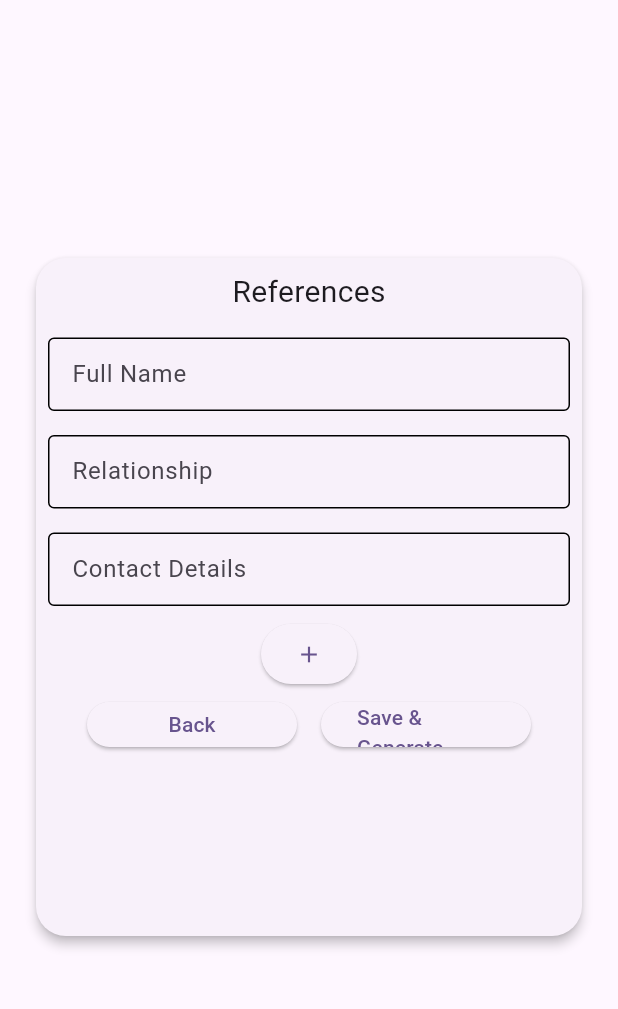
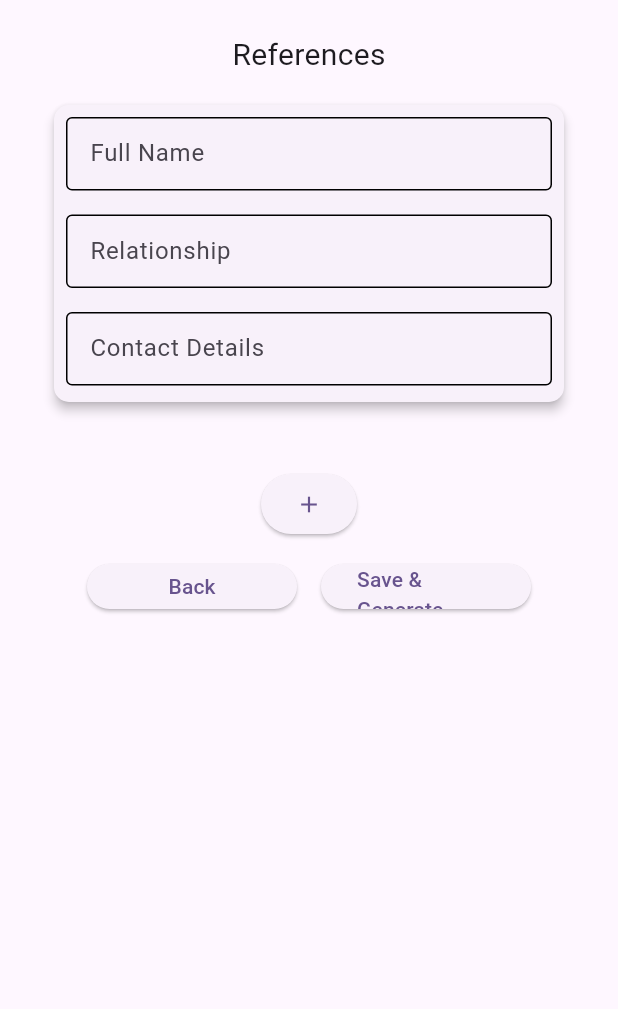
Before and after one commit to COS301-SE-2023/AI-CV-Generator, a Flutter app: the ReferencesForm screen opened directly, on a phone screen of 412 x 824 dp, the part 63-1072 px from its top. Run offline on Flutter 3.47's test engine with Material 2 defaults, Android fonts, the phone set to English and light mode, and no system bars.

Commit message:
Update references.dart

```diff
--- a/fe/lib/pages/references.dart
+++ b/fe/lib/pages/references.dart
@@ -41,22 +41,46 @@
       appBar: AppBar(
         title: const Text(StringsReferences.appBarTitle),
       ),
-      body: Center (
-        child: SizedBox(
+      body: ListView(
+        children: [
+          titleSection,
+          Center (
+          child: SizedBox(
             width: 650,
-            height: 500,
+            height: 245,
             child: Padding(
-              padding: const EdgeInsets.all(20.0),
+              padding: const EdgeInsets.fromLTRB(32, 7, 32, 32),
               child: Card(
-              shape: RoundedRectangleBorder(
-                borderRadius: BorderRadius.circular(20.0),
+                shape: RoundedRectangleBorder(
+                  borderRadius: BorderRadius.circular(10.0),
+                ),
+                elevation: 3,
+                child: _buildForm(),
               ),
-              elevation: 3,
-              child: _buildForm(),
             ),
           ),
         ),
-      ),
+        Center (
+          child: Container (
+            padding: const EdgeInsets.all(8.0),
+            child: _buildAddButton(),
+          )
+        ),
+        Row(
+          mainAxisAlignment: MainAxisAlignment.center,
+          children: <Widget> [
+            Container(
+              padding: const EdgeInsets.all(8.0),
+              child: _buildBackButton(),
+            ),
+            Container(
+              padding: const EdgeInsets.all(8.0),
+              child: _buildSubmitButton(),
+            ),
+          ],
+        ),
+        ],
+      )
     );
   }
 
@@ -82,24 +106,9 @@
         child: Column(
           mainAxisAlignment: MainAxisAlignment.start,
           children: <Widget>[
-            titleSection,
             _buildFullNameField(),
             _buildRelationshipField(),
             _buildContactDetailsField(),
-            _buildAddButton(),
-            Row(
-              mainAxisAlignment: MainAxisAlignment.center,
-              children: <Widget> [
-                Container(
-                  padding: const EdgeInsets.all(8.0),
-                  child: _buildBackButton(),
-                ),
-                Container(
-                  padding: const EdgeInsets.all(8.0),
-                  child: _buildSubmitButton(),
-                ),
-              ],
-            ),
           ],
         ));
   }
```
